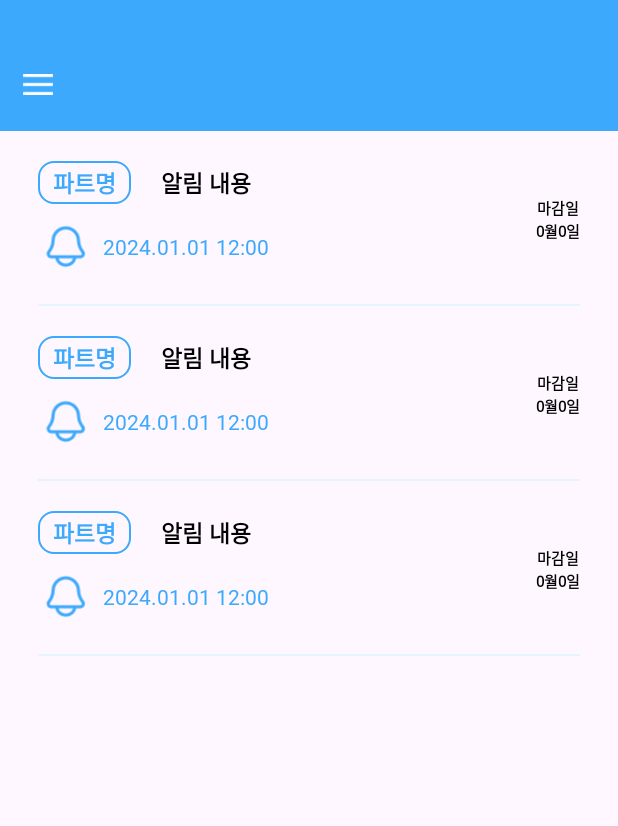
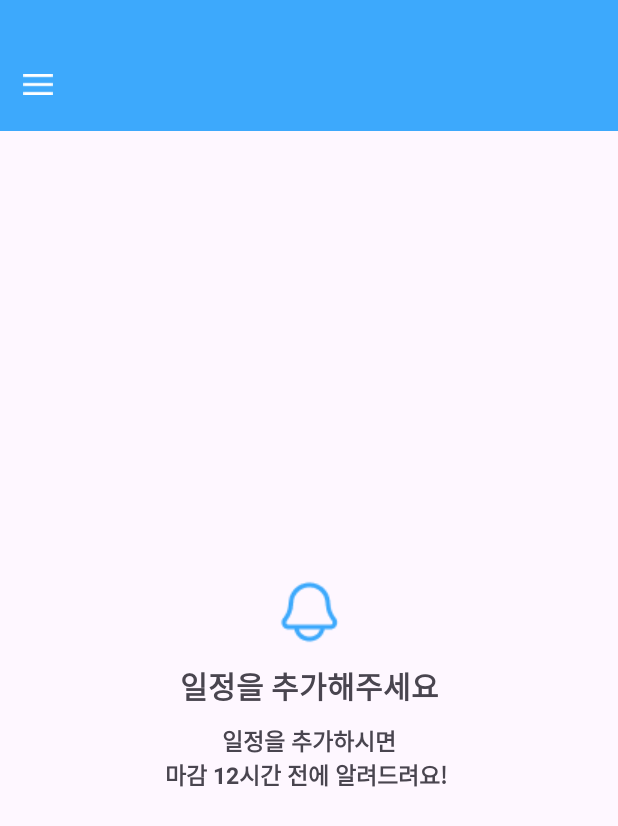
Before and after one commit to SeonJeongk/Y-android, an Android app: the layout fragment_alarm.xml on its own in the app's theme, with its tools: preview values and no code run, on a phone screen of 412 x 824 dp. Shown: the top 826 px of the screen. Run offline under Robolectric (Android 15) with nearby library versions, the phone set to English and light mode, and no system bars; Roboto replaces fonts that are not available here.

Commit message:
✨Feat: 알림 없는 초기화면

```diff
--- a/app/src/main/java/kr/ac/duksung/hackathon_y/ui/alarm/AlarmFragment.kt
+++ b/app/src/main/java/kr/ac/duksung/hackathon_y/ui/alarm/AlarmFragment.kt
@@ -22,11 +22,23 @@ class AlarmFragment() : Fragment() {
         binding.actionbar.tvTitle.visibility = View.VISIBLE
         binding.actionbar.tvTitle.text = "알림"
 
+        // 임의의 데이터 생성 (예: 5개의 알림 아이템)
+        val dummyData = List(5) { index -> "알림 ${index + 1}" }
+
         val alarmRVAdapter = AlarmRVAdapter()
         // 어뎁터 설정
         binding.rvAlarm.adapter = alarmRVAdapter
         binding.rvAlarm.layoutManager = LinearLayoutManager(context, LinearLayoutManager.VERTICAL, false)
 
+        // 데이터가 있으면 RecyclerView를 보이게 하고, 없으면 layout_nothing을 보이게 함
+        if (dummyData.isNotEmpty()) {
+            binding.layoutNothing.visibility = View.GONE
+            binding.rvAlarm.visibility = View.VISIBLE
+        } else {
+            binding.layoutNothing.visibility = View.VISIBLE
+            binding.rvAlarm.visibility = View.GONE
+        }
+
         return binding.root
     }
 
--- a/app/src/main/res/layout/fragment_alarm.xml
+++ b/app/src/main/res/layout/fragment_alarm.xml
@@ -9,12 +9,58 @@
         android:id="@+id/actionbar"
         layout="@layout/actionbar_settings"/>
 
+    <androidx.constraintlayout.widget.ConstraintLayout
+        android:id="@+id/layout_nothing"
+        android:layout_width="wrap_content"
+        android:layout_height="wrap_content"
+        android:visibility="visible"
+        app:layout_constraintTop_toBottomOf="@id/actionbar"
+        app:layout_constraintStart_toStartOf="parent"
+        app:layout_constraintEnd_toEndOf="parent"
+        app:layout_constraintBottom_toBottomOf="parent">
+
+        <ImageView
+            android:id="@+id/iv_alarm"
+            android:layout_width="wrap_content"
+            android:layout_height="wrap_content"
+            android:src="@drawable/ic_blue_bell"
+            app:layout_constraintTop_toTopOf="parent"
+            app:layout_constraintStart_toStartOf="parent"
+            app:layout_constraintEnd_toEndOf="parent"/>
+
+        <TextView
+            android:id="@+id/tv_1"
+            android:layout_width="wrap_content"
+            android:layout_height="wrap_content"
+            android:layout_marginTop="10dp"
+            android:text="일정을 추가해주세요"
+            android:textSize="20sp"
+            android:textStyle="bold"
+            app:layout_constraintTop_toBottomOf="@id/iv_alarm"
+            app:layout_constraintStart_toStartOf="parent"
+            app:layout_constraintEnd_toEndOf="parent"/>
+
+        <TextView
+            android:layout_width="wrap_content"
+            android:layout_height="wrap_content"
+            android:layout_marginTop="10dp"
+            android:text="일정을 추가하시면\n마감 12시간 전에 알려드려요! "
+            android:textSize="15sp"
+            android:textStyle="bold"
+            android:gravity="center"
+            app:layout_constraintTop_toBottomOf="@id/tv_1"
+            app:layout_constraintStart_toStartOf="parent"
+            app:layout_constraintEnd_toEndOf="parent"/>
+
+    </androidx.constraintlayout.widget.ConstraintLayout>
+
     <androidx.recyclerview.widget.RecyclerView
         android:id="@+id/rv_alarm"
         android:layout_width="match_parent"
         android:layout_height="0dp"
         android:orientation="vertical"
         android:clipToPadding="false"
+        android:visibility="gone"
         app:layout_constraintStart_toStartOf="parent"
         app:layout_constraintEnd_toEndOf="parent"
         app:layout_constraintTop_toBottomOf="@id/actionbar"
```
